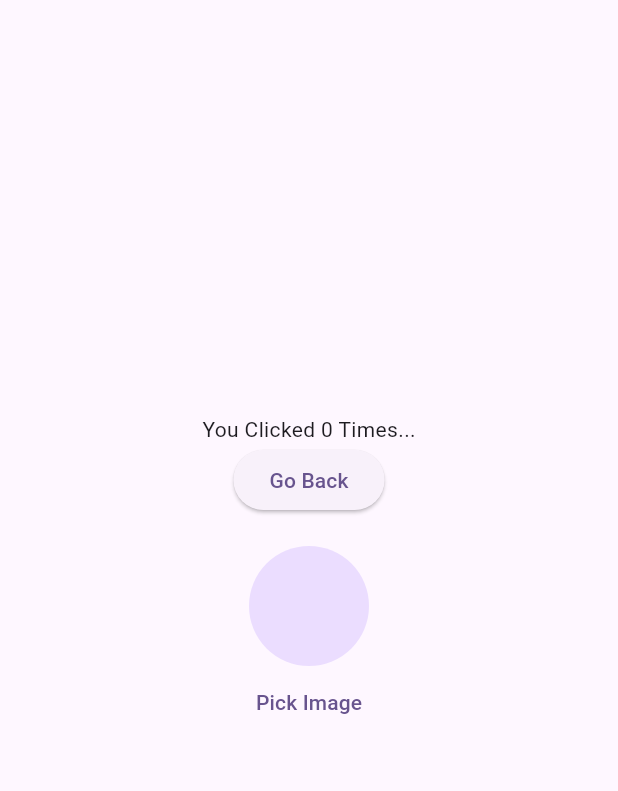
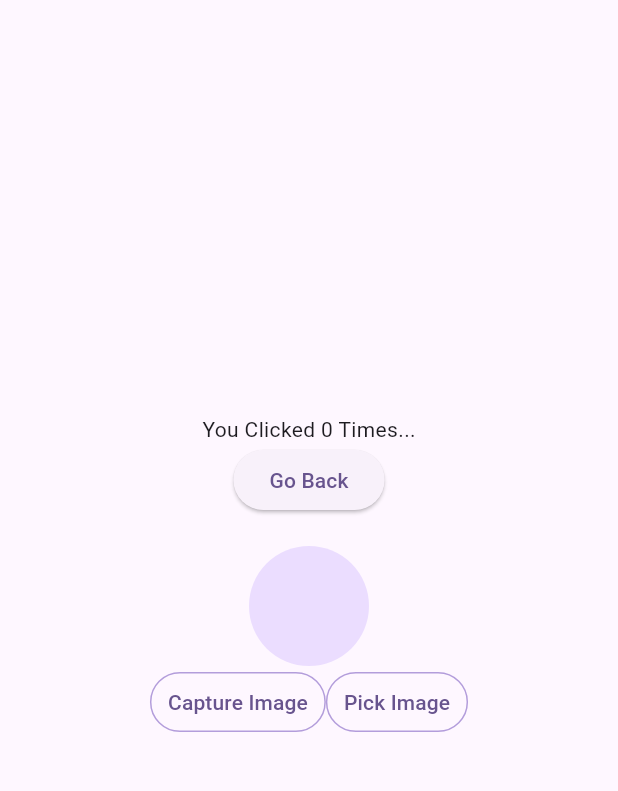
Before and after one commit to nsabir0/Counter-App-using-GetX, a Flutter app: the Other screen opened directly, after a tap on "Pick Image", on a phone screen of 412 x 824 dp, the part 84-875 px from its top. Run offline on Flutter 3.47's test engine with Material 2 defaults, Android fonts, the phone set to English and light mode, and no system bars; our stand-ins replace get, image_picker.

Commit message:
gave design to image pick buttons.

```diff
--- a/lib/Pages/homepage_getx.dart
+++ b/lib/Pages/homepage_getx.dart
@@ -93,11 +93,32 @@ class Other extends StatelessWidget {
                     : null,
               ),
             ),
-            TextButton(
-              onPressed: () {
-                imageController.getImage();
-              },
-              child: const Text('Pick Image'),
+            Row(
+              mainAxisAlignment: MainAxisAlignment.center,
+              children: [
+                TextButton(
+                  style: TextButton.styleFrom(
+                    side: const BorderSide(
+                      color: Color.fromARGB(255, 179, 157, 219),
+                    ),
+                  ),
+                  onPressed: () {
+                    imageController.getImage();
+                  },
+                  child: const Text('Capture Image'),
+                ),
+                TextButton(
+                  style: TextButton.styleFrom(
+                    side: const BorderSide(
+                      color: Color.fromARGB(255, 179, 157, 219),
+                    ),
+                  ),
+                  onPressed: () {
+                    imageController.getImage();
+                  },
+                  child: const Text('Pick Image'),
+                ),
+              ],
             ),
           ],
         )));
```
